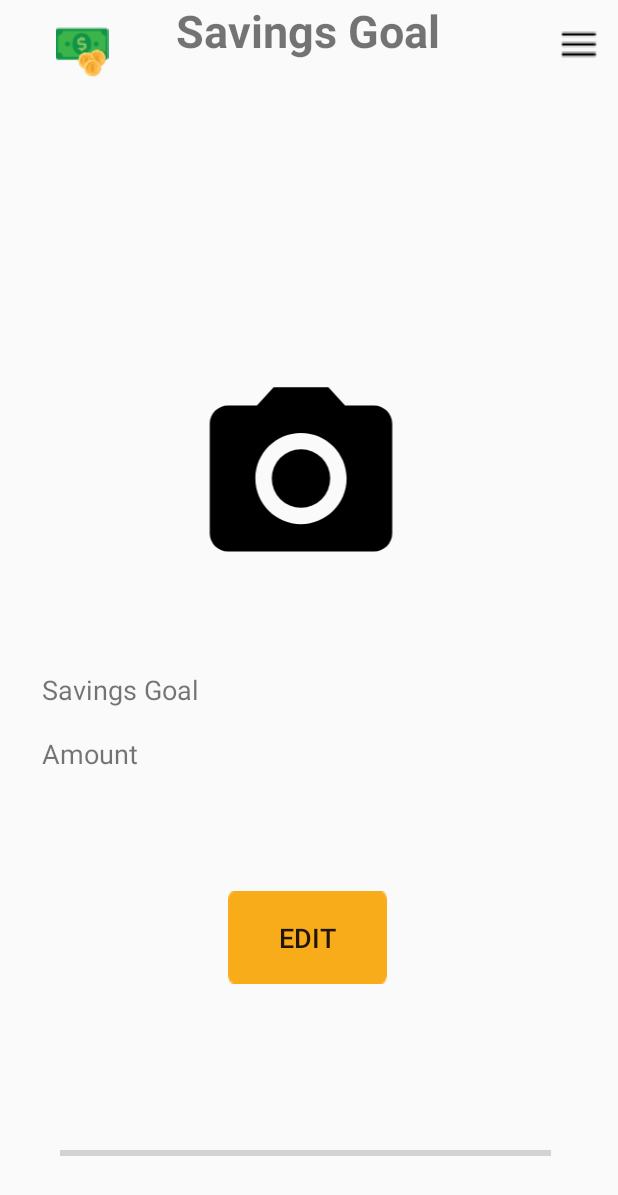
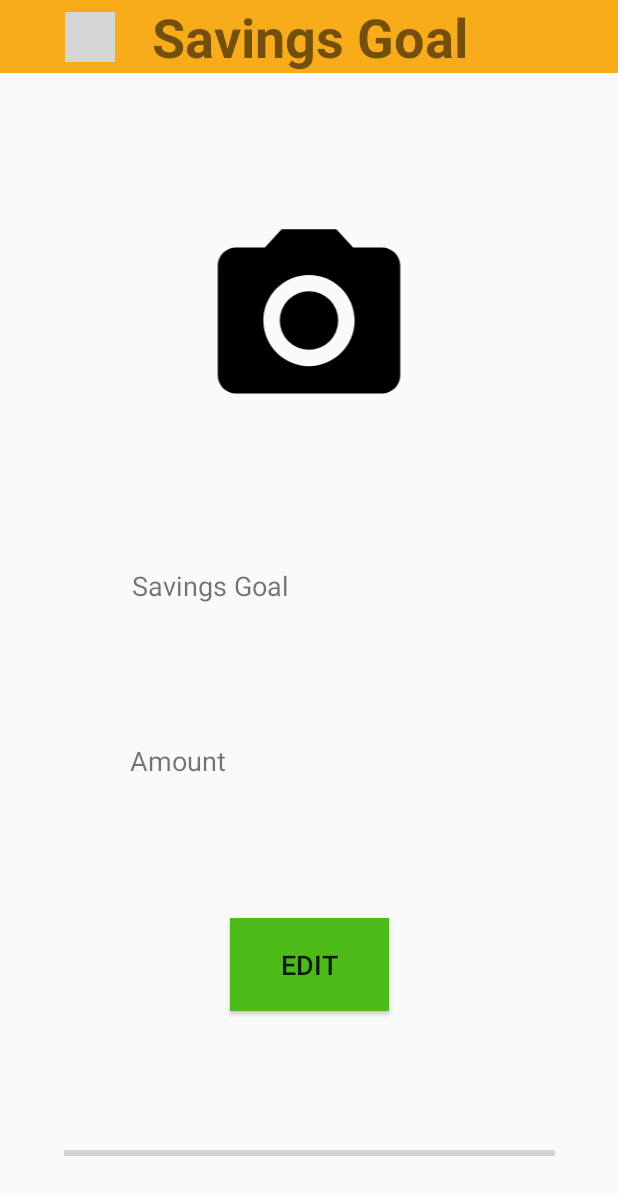
Before and after one commit to catlian/INFS3605_group2, an Android app: the layout fragment_parent_savings.xml on its own in the app's theme, with its tools: preview values and no code run, on a phone screen of 412 x 824 dp. Shown: the top 1195 px of the screen. Run offline under Robolectric (Android 15) with nearby library versions, the phone set to English and light mode, and no system bars; grey boxes are pictures that could not be loaded.

Commit message:
Savings UI update
added header to savings
centred everything

```diff
--- a/app/src/main/res/layout/fragment_parent_savings.xml
+++ b/app/src/main/res/layout/fragment_parent_savings.xml
@@ -8,115 +8,93 @@
 
     <!-- TODO: Update blank fragment layout -->
 
-    <ImageView
-        android:id="@+id/imageView4"
-        android:layout_width="36dp"
-        android:layout_height="43dp"
-        app:layout_constraintBottom_toBottomOf="parent"
+    <androidx.constraintlayout.widget.ConstraintLayout
+        android:id="@+id/constraintLayout"
+        android:layout_width="match_parent"
+        android:layout_height="wrap_content"
+        android:background="@color/colorAccent"
         app:layout_constraintEnd_toEndOf="parent"
-        app:layout_constraintHorizontal_bias="0.978"
         app:layout_constraintStart_toStartOf="parent"
-        app:layout_constraintTop_toTopOf="parent"
-        app:layout_constraintVertical_bias="0.01"
-        app:srcCompat="@drawable/hamburger_menu" />
+        app:layout_constraintTop_toTopOf="parent">
 
         <TextView
             android:id="@+id/textView6"
-        android:layout_width="258dp"
-        android:layout_height="51dp"
+            android:layout_width="wrap_content"
+            android:layout_height="wrap_content"
             android:layout_gravity="center_horizontal"
-        android:layout_marginStart="76dp"
             android:text="Savings Goal"
             android:textAlignment="center"
-        android:textSize="30sp"
+            android:textSize="36sp"
             android:textStyle="bold"
-        app:layout_constraintBottom_toTopOf="@id/description"
+            app:layout_constraintBottom_toBottomOf="parent"
+            app:layout_constraintEnd_toEndOf="parent"
             app:layout_constraintStart_toStartOf="parent"
             app:layout_constraintTop_toTopOf="parent" />
 
-    <LinearLayout
-        android:id="@+id/description"
-        android:layout_width="match_parent"
-        android:layout_height="wrap_content"
-        app:layout_constraintStart_toStartOf="parent"
-        app:layout_constraintTop_toBottomOf="@id/textView6"
-        android:orientation="horizontal">
+        <ImageView
+            android:id="@+id/imageView4"
+            android:layout_width="50px"
+            android:layout_height="50px"
+            android:layout_marginTop="4dp"
+            android:layout_marginEnd="24dp"
+            android:layout_marginBottom="4dp"
+            android:src="@drawable/savings"
+            app:layout_constraintBottom_toBottomOf="parent"
+            app:layout_constraintEnd_toStartOf="@+id/textView6"
+            app:layout_constraintTop_toTopOf="parent" />
 
-    </LinearLayout>
-    <LinearLayout
-        android:id="@+id/amount"
-        android:layout_width="match_parent"
-        android:layout_height="wrap_content"
-        app:layout_constraintStart_toStartOf="parent"
-        app:layout_constraintTop_toBottomOf="@id/description"
-        android:orientation="horizontal">
-
-
-    </LinearLayout>
-    <LinearLayout
-        android:id="@+id/icon"
-        android:layout_width="match_parent"
-        android:layout_height="wrap_content"
-        app:layout_constraintStart_toStartOf="parent"
-        app:layout_constraintTop_toBottomOf="@id/amount"
-        android:orientation="horizontal" />
-
-    <LinearLayout
-        android:id="@+id/buttons"
-        android:layout_width="match_parent"
-        android:layout_height="wrap_content"
-        app:layout_constraintStart_toStartOf="parent"
-        app:layout_constraintTop_toBottomOf="@id/icon"
-        android:orientation="horizontal">
-
-    </LinearLayout>
+    </androidx.constraintlayout.widget.ConstraintLayout>
 
     <Button
         android:id="@+id/btnCreate"
         android:layout_width="106dp"
         android:layout_height="62dp"
-        android:layout_marginBottom="168dp"
-        android:layout_marginStart="152dp"
+        android:layout_marginTop="16dp"
         android:layout_weight="1"
-        android:background="@drawable/buttonyellowbig"
+        android:background="@color/colorPrimary"
         android:text="Edit"
         android:textSize="18sp"
-        app:layout_constraintBottom_toBottomOf="parent"
-        app:layout_constraintStart_toStartOf="parent" />
+        app:layout_constraintBottom_toTopOf="@+id/simpleProgressBar"
+        app:layout_constraintEnd_toEndOf="parent"
+        app:layout_constraintStart_toStartOf="parent"
+        app:layout_constraintTop_toBottomOf="@+id/textView_amount" />
 
     <TextView
         android:id="@+id/textView_name"
         android:layout_width="236dp"
-        android:layout_height="0dp"
-        android:layout_marginBottom="352dp"
-        android:layout_marginStart="28dp"
+        android:layout_height="wrap_content"
+        android:layout_marginTop="16dp"
         android:layout_weight="1"
         android:text="Savings Goal"
         android:textSize="18sp"
-        app:layout_constraintBottom_toBottomOf="parent"
-        app:layout_constraintStart_toStartOf="parent" />
+        app:layout_constraintBottom_toTopOf="@+id/textView_amount"
+        app:layout_constraintEnd_toEndOf="parent"
+        app:layout_constraintStart_toStartOf="parent"
+        app:layout_constraintTop_toBottomOf="@+id/imageView_SavingsPic" />
 
     <TextView
         android:id="@+id/textView_amount"
         android:layout_width="239dp"
         android:layout_height="26dp"
-        android:layout_marginBottom="308dp"
-        android:layout_marginStart="28dp"
+        android:layout_marginTop="16dp"
         android:layout_weight="1"
         android:text="Amount"
         android:textSize="18sp"
-        app:layout_constraintBottom_toBottomOf="parent"
-        app:layout_constraintStart_toStartOf="parent" />
+        app:layout_constraintBottom_toTopOf="@+id/btnCreate"
+        app:layout_constraintEnd_toEndOf="parent"
+        app:layout_constraintStart_toStartOf="parent"
+        app:layout_constraintTop_toBottomOf="@+id/textView_name" />
 
     <ImageView
         android:id="@+id/imageView_SavingsPic"
         android:layout_width="161dp"
         android:layout_height="146dp"
-        android:layout_marginBottom="432dp"
-        android:layout_marginStart="120dp"
+        android:layout_marginTop="16dp"
         android:src="@drawable/ic_menu_camera"
-        app:layout_constraintBottom_toBottomOf="parent"
-        app:layout_constraintStart_toStartOf="parent" />
+        app:layout_constraintBottom_toTopOf="@+id/textView_name"
+        app:layout_constraintEnd_toEndOf="parent"
+        app:layout_constraintStart_toStartOf="parent"
+        app:layout_constraintTop_toBottomOf="@+id/constraintLayout" />
 
     <ProgressBar
         android:id="@+id/simpleProgressBar"
@@ -124,21 +102,9 @@
         android:layout_width="327dp"
         android:layout_height="38dp"
         android:layout_marginBottom="36dp"
-        android:layout_marginStart="40dp"
         android:max="100"
         app:layout_constraintBottom_toBottomOf="parent"
+        app:layout_constraintEnd_toEndOf="parent"
         app:layout_constraintStart_toStartOf="parent" />
 
-    <ImageView
-        android:id="@+id/imageView5"
-        android:layout_width="53dp"
-        android:layout_height="35dp"
-        android:src="@drawable/money"
-        app:layout_constraintBottom_toBottomOf="parent"
-        app:layout_constraintEnd_toEndOf="parent"
-        app:layout_constraintHorizontal_bias="0.078"
-        app:layout_constraintStart_toStartOf="parent"
-        app:layout_constraintTop_toTopOf="@+id/textView6"
-        app:layout_constraintVertical_bias="0.022" />
-
 </androidx.constraintlayout.widget.ConstraintLayout>
```
Also changed, not shown: app/src/main/res/layout/activity_savings.xml (+56 -34 lines), app/src/main/res/layout/activity_savings_base.xml (+56 -19 lines). Lines whose indentation alone changed are shown as unchanged.
